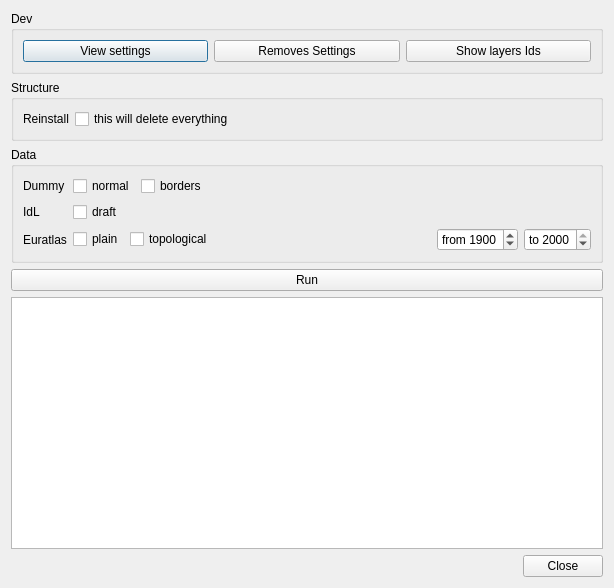
dhlab-epfl/GlobalAtlas-qgis, file ui/debug.ui: the form before one commit.
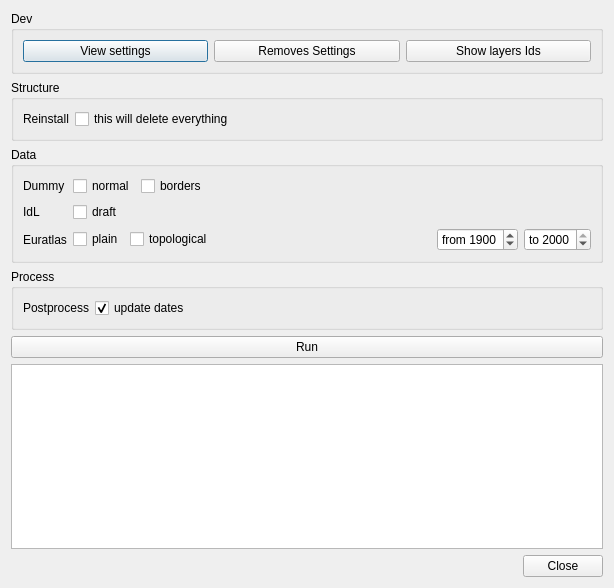
The form after the commit.

Commit message: [debug] recompute all dates after import

Diff of the .ui file:
```diff
--- a/ui/debug.ui
+++ b/ui/debug.ui
@@ -216,6 +216,36 @@
      </layout>
     </widget>
    </item>
+   <item>
+    <widget class="QGroupBox" name="groupBox_4">
+     <property name="title">
+      <string>Process</string>
+     </property>
+     <layout class="QFormLayout" name="formLayout_3">
+      <item row="0" column="0">
+       <widget class="QLabel" name="label_5">
+        <property name="text">
+         <string>Postprocess</string>
+        </property>
+       </widget>
+      </item>
+      <item row="0" column="1">
+       <layout class="QHBoxLayout" name="horizontalLayout_4">
+        <item>
+         <widget class="QCheckBox" name="processUpdateDatesCheckBox">
+          <property name="text">
+           <string>update dates</string>
+          </property>
+          <property name="checked">
+           <bool>true</bool>
+          </property>
+         </widget>
+        </item>
+       </layout>
+      </item>
+     </layout>
+    </widget>
+   </item>
    <item>
     <widget class="QPushButton" name="resetButton">
      <property name="text">
```
The commit also changes 3 other files.
